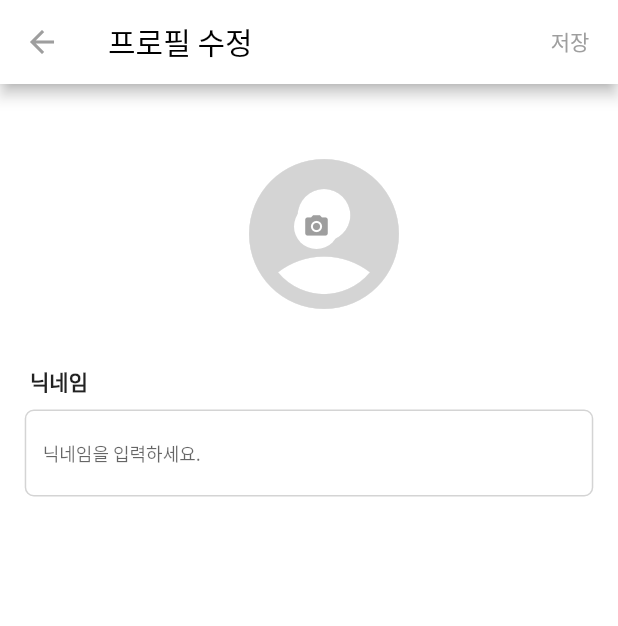
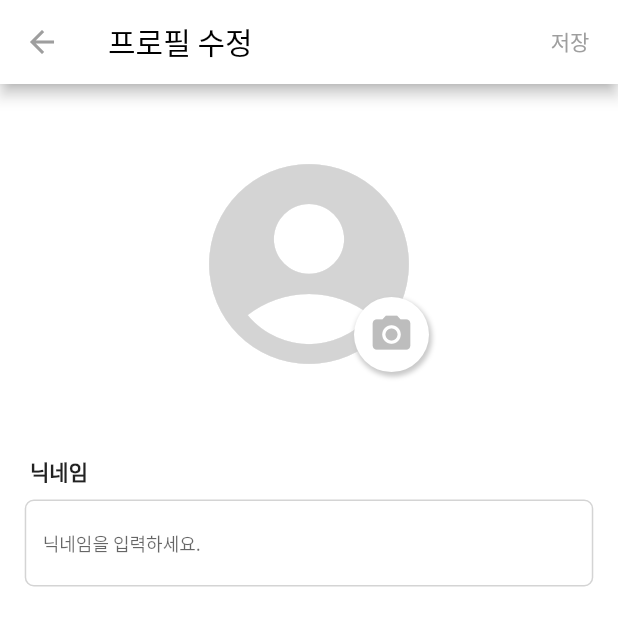
Before and after one commit to sunha12/refrigerator_recipe, a Flutter app: the ProfileEditScreens screen opened directly, on a phone screen of 412 x 824 dp. Shown: the top 626 px of the screen. Run offline on Flutter 3.47's test engine with Material 2 defaults, Android fonts, the phone set to English and light mode, and no system bars; our stand-ins replace device_info_plus, device_preview, flutter_svg, get, shared_preferences, table_calendar; missing offline and left inert: moment_dart; accounts and stored records are empty; project files that could hold a hidden picture were left out.

Commit message:
23.12.15 jeongwoon update

```diff
--- a/lib/screens/settings_profile_edit_screens.dart
+++ b/lib/screens/settings_profile_edit_screens.dart
@@ -46,27 +46,46 @@ class ProfileEditScreens extends StatelessWidget {
             children: [
               SizedBox(height: 40.0),
               Stack(
-                alignment: Alignment.bottomRight,
                 children: [
-                  CircleAvatar(
-                    radius: 50,
+                  Center(
+                    child: CircleAvatar(
+                      radius: 80,
                       backgroundColor: Colors.transparent,
                       child: Icon(
                         Icons.account_circle_rounded,
-                      size: 120,
+                        size: 160,
                         color: Color(0xffD4D4D4),
                       ),
                     ),
+                  ),
                   Positioned(
-                    right: 30.0, // 조절 가능한 우측 여백
-                    bottom: 30.0, // 조절 가능한 하단 여백
+                    bottom: 8,
+                    right: MediaQuery.of(context).size.width / 2 - 80,
+                    child: Container(
+                      width: 50,
+                      height: 50,
+                      decoration: BoxDecoration(
+                        shape: BoxShape.circle,
+                        color: Colors.white,
+                        boxShadow: [
+                          BoxShadow(
+                            color: Color.fromARGB(255, 201, 201, 201), // 그림자 색상
+                            blurRadius: 2, // 그림자의 흐림 정도
+                            spreadRadius: 1, // 그림자의 확산 정도
+                            offset: Offset(1, 2), // 그림자 위치
+                          ),
+                        ],
+                      ),
+                      child: Center(
                         child: CircleAvatar(
-                      radius: 15,
-                      backgroundColor: Colors.white,
+                          backgroundColor: Colors.transparent,
+                          radius: 23,
                           child: Icon(
                             Icons.camera_alt,
-                        size: 18.0,
-                        color: Colors.grey,
+                            color: Colors.grey[400],
+                            size: 30,
+                          ),
+                        ),
                       ),
                     ),
                   ),
```
Also changed, not shown: lib/screens/settings_contact_us_screens.dart (+14 -8 lines), lib/screens/settings_developer_screens.dart (+11 -1 lines), lib/screens/settings_notification_settings_screens.dart (+36 -9 lines), lib/screens/settings_withdrawal_screens.dart (+12 -1 lines). Lines whose indentation alone changed are shown as unchanged.
